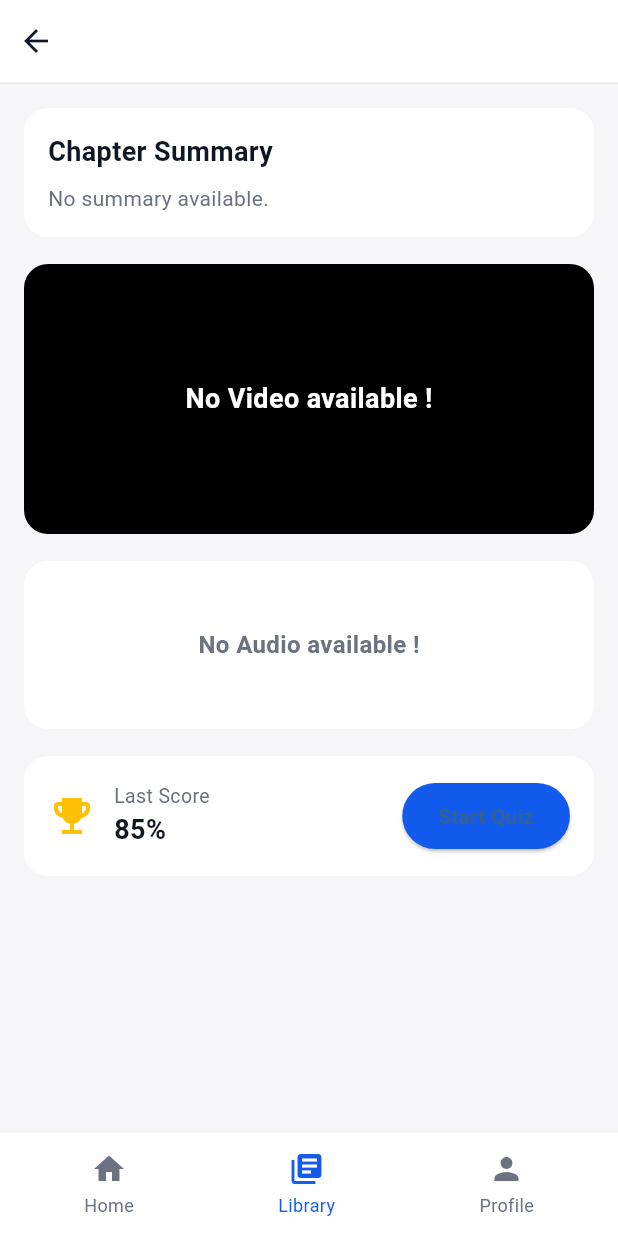
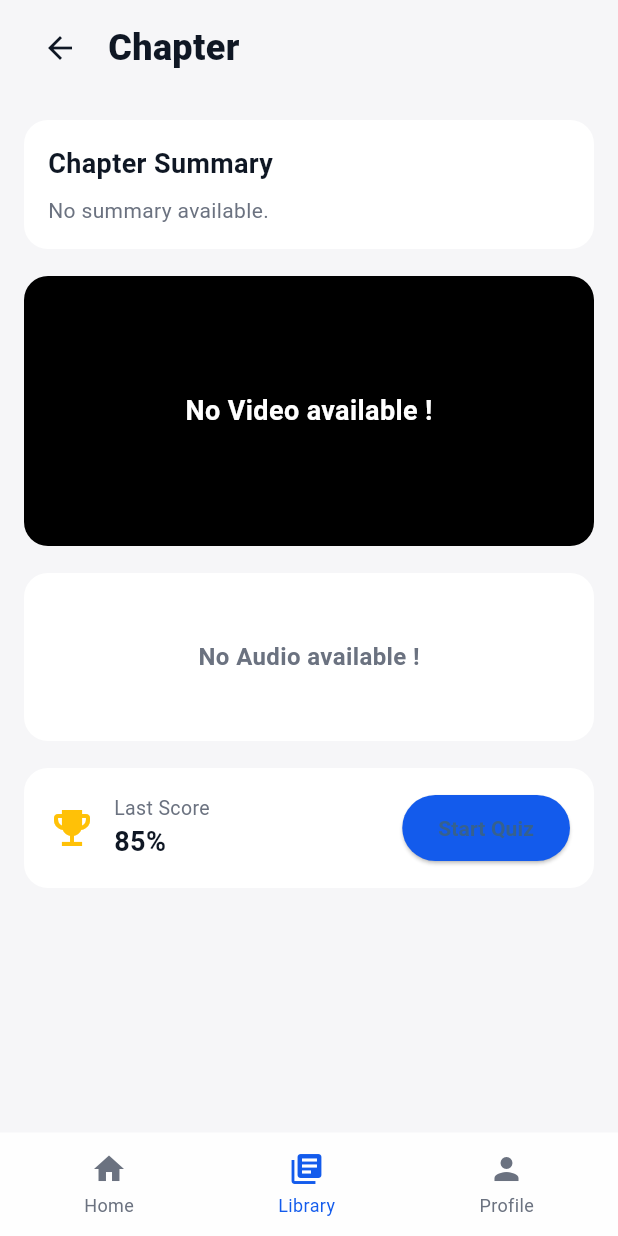
Before and after one commit to akhils-git/edi-app, a Flutter app: the ChapterHomeScreen screen opened directly with empty values, on a phone screen of 412 x 824 dp. Run offline on Flutter 3.47's test engine with Material 3 defaults, Android fonts, the phone set to English and light mode, and no system bars.

Commit message:
CHATRE HOME works

```diff
--- a/lib/screens/chapter_home.dart
+++ b/lib/screens/chapter_home.dart
@@ -13,60 +13,46 @@ class ChapterHomeScreen extends StatelessWidget {
   @override
   Widget build(BuildContext context) {
     final isLight = Theme.of(context).brightness == Brightness.light;
-    final bg = isLight ? const Color(0xFFF6F6F8) : const Color(0xFF101622);
+    final bgColor = isLight ? const Color(0xFFF6F6F8) : const Color(0xFF101622);
     final cardBg = isLight ? Colors.white : const Color(0xFF23272F);
     final titleColor = isLight ? const Color(0xFF0F1724) : Colors.white;
     final subtitleColor =
-        isLight ? const Color(0xFF6B7280) : const Color(0xFF9CA3AF);
-
+        isLight ? const Color(0xFF6B7280) : const Color(0xFFBFC9DA);
     return Scaffold(
-      backgroundColor: bg,
+      backgroundColor: bgColor,
       body: SafeArea(
         child: Column(
           children: [
-            // Header
-            Container(
-              height: 56,
-              decoration: BoxDecoration(
-                color: isLight ? Colors.white : const Color(0xFF101622),
-                border: Border(
-                    bottom: BorderSide(
-                        color: isLight
-                            ? const Color(0xFFE5E7EB)
-                            : const Color(0xFF23272F))),
-              ),
-              child: Stack(
+            Padding(
+              padding: const EdgeInsets.fromLTRB(16, 8, 16, 8),
+              child: Row(
                 children: [
-                  Align(
-                    alignment: Alignment.centerLeft,
-                    child: IconButton(
-                      icon: const Icon(Icons.arrow_back),
-                      color: titleColor,
-                      onPressed: () => Navigator.of(context).pop(),
-                    ),
+                  IconButton(
+                    icon: const Icon(Icons.arrow_back),
+                    color: titleColor,
+                    onPressed: () => Navigator.of(context).pop(),
                   ),
-                  Center(
+                  const SizedBox(width: 8),
+                  Expanded(
                     child: Text(
-                      chapter.heading,
-                      maxLines: 1,
-                      overflow: TextOverflow.ellipsis,
+                      bookTitle ?? 'Chapter',
                       style: TextStyle(
-                        fontSize: 18,
-                        fontWeight: FontWeight.w600,
+                        fontSize: 24,
+                        fontWeight: FontWeight.w800,
                         color: titleColor,
                       ),
+                      overflow: TextOverflow.ellipsis,
                     ),
                   ),
                 ],
               ),
             ),
-
             Expanded(
               child: ListView(
                 padding:
                     const EdgeInsets.symmetric(horizontal: 16, vertical: 16),
                 children: [
-                  // Chapter Summary
+                  // ...existing code for summary, video, audio, quiz...
                   Container(
                     decoration: BoxDecoration(
                       color: cardBg,
@@ -96,8 +82,7 @@ class ChapterHomeScreen extends StatelessWidget {
                       ],
                     ),
                   ),
-
-                  // Video Player or fallback
+                  // ...existing code for video/audio/quiz...
                   Container(
                     decoration: BoxDecoration(
                       color: isLight ? Colors.black : const Color(0xFF23272F),
@@ -200,8 +185,6 @@ class ChapterHomeScreen extends StatelessWidget {
                                 )),
                           ),
                   ),
-
-                  // Audio Player or fallback
                   Container(
                     decoration: BoxDecoration(
                       color: cardBg,
@@ -282,8 +265,6 @@ class ChapterHomeScreen extends StatelessWidget {
                                 )),
                           ),
                   ),
-
-                  // Quiz Card (static)
                   Container(
                     decoration: BoxDecoration(
                       color: cardBg,
@@ -293,7 +274,7 @@ class ChapterHomeScreen extends StatelessWidget {
                     child: Row(
                       children: [
                         Icon(Icons.emoji_events, color: Colors.amber, size: 32),
-                        const SizedBox(width: 12),
+                        SizedBox(width: 12),
                         Column(
                           crossAxisAlignment: CrossAxisAlignment.start,
                           children: [
@@ -304,33 +285,32 @@ class ChapterHomeScreen extends StatelessWidget {
                                 style: TextStyle(
                                     fontSize: 18,
                                     fontWeight: FontWeight.w700,
-                                    color: titleColor)),
+                                    color: titleColor))
                           ],
                         ),
-                        const Spacer(),
+                        Spacer(),
                         ElevatedButton(
                           style: ElevatedButton.styleFrom(
-                            backgroundColor: const Color(0xFF135bec),
+                            backgroundColor: Color(0xFF135bec),
                             shape: RoundedRectangleBorder(
                                 borderRadius: BorderRadius.circular(32)),
-                            padding: const EdgeInsets.symmetric(
+                            padding: EdgeInsets.symmetric(
                                 horizontal: 24, vertical: 12),
                           ),
                           onPressed: () {},
-                          child: const Text('Start Quiz',
+                          child: Text('Start Quiz',
                               style: TextStyle(fontWeight: FontWeight.bold)),
-                        ),
+                        )
                       ],
                     ),
                   ),
                 ],
               ),
             ),
-            // NavBar
-            NavBar(activeIndex: 1),
           ],
         ),
       ),
+      bottomNavigationBar: NavBar(activeIndex: 1),
     );
   }
 }
```
